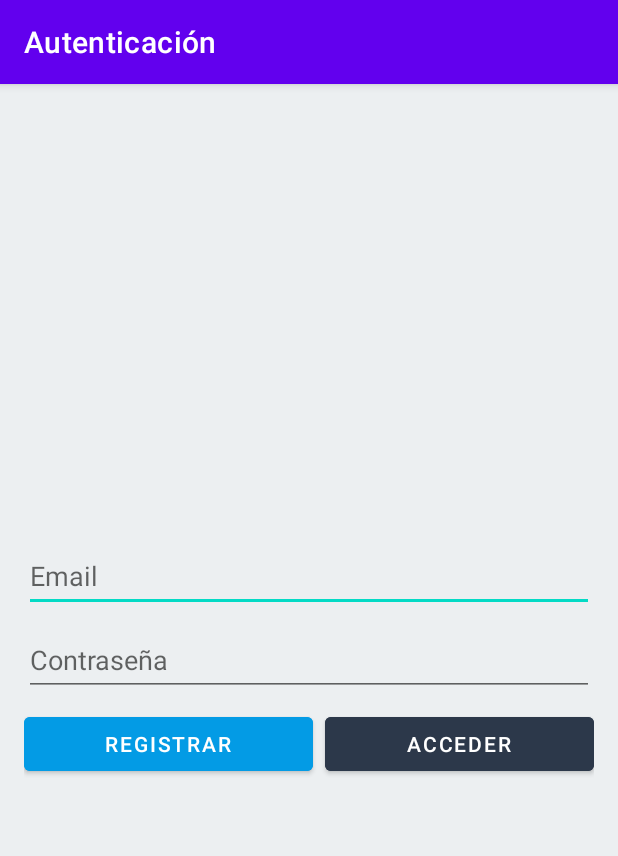
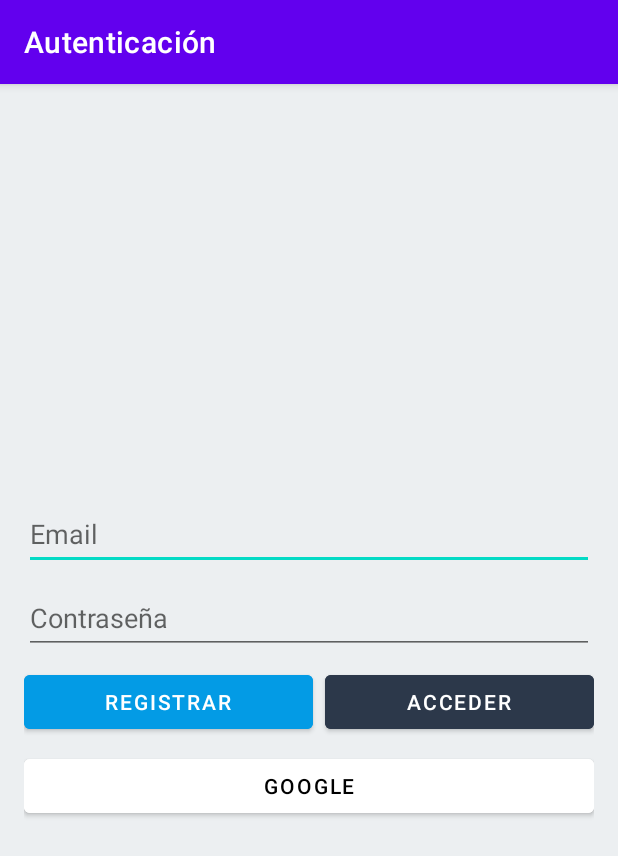
Before and after one commit to savleez/tutorial_firebase, an Android app: the screen it shows after launch (AuthActivity), on a phone screen of 412 x 824 dp. Shown: the top 856 px of the screen. Run offline under Robolectric (Android 15) with nearby library versions, the phone set to English and light mode, and no system bars; our stand-ins replace Firebase (no records; nobody signed in at launch, a user with empty details on screens opened directly).

Commit message:
Autenticacion con google

```diff
--- a/app/build.gradle
+++ b/app/build.gradle
@@ -46,4 +46,5 @@ dependencies {
     implementation platform('com.google.firebase:firebase-bom:31.2.3')
     implementation 'com.google.firebase:firebase-analytics-ktx'
     implementation 'com.google.firebase:firebase-auth-ktx'
+    implementation 'com.google.android.gms:play-services-auth:20.4.1'
 }
--- a/app/src/main/java/com/example/firebasetutorial/AuthActivity.kt
+++ b/app/src/main/java/com/example/firebasetutorial/AuthActivity.kt
@@ -1,17 +1,35 @@
 package com.example.firebasetutorial
 
+import android.app.Activity
+import android.content.Context
 import android.content.Intent
-import androidx.appcompat.app.AppCompatActivity
 import android.os.Bundle
+import android.view.View
 import android.widget.Button
 import android.widget.EditText
+import android.widget.LinearLayout
+import androidx.activity.result.contract.ActivityResultContracts
 import androidx.appcompat.app.AlertDialog
+import androidx.appcompat.app.AppCompatActivity
+import com.google.android.gms.auth.api.signin.GoogleSignIn
+import com.google.android.gms.auth.api.signin.GoogleSignInOptions
+import com.google.android.gms.common.api.ApiException
 import com.google.firebase.analytics.FirebaseAnalytics
 import com.google.firebase.analytics.ktx.analytics
 import com.google.firebase.auth.FirebaseAuth
+import com.google.firebase.auth.GoogleAuthProvider
 import com.google.firebase.ktx.Firebase
 
 class AuthActivity : AppCompatActivity() {
+
+    private val GOOGLE_SIGN_IN = 100
+
+    private lateinit var signUpButton: Button
+    private lateinit var loginButton: Button
+    private lateinit var googleButton: Button
+    private lateinit var emailEditText: EditText
+    private lateinit var passwordEditText: EditText
+    private lateinit var authLayout: LinearLayout
 
     private lateinit var firebaseAnalytics: FirebaseAnalytics
 
@@ -31,15 +49,39 @@ class AuthActivity : AppCompatActivity() {
         // Setup
         setup()
 
+        // Sesion
+        session()
+
+    }
+
+
+    override fun onStart() {
+        super.onStart()
+
+        authLayout.visibility = View.VISIBLE
+    }
+    private fun session() {
+        val prefs = getSharedPreferences(getString(R.string.prefs_file), Context.MODE_PRIVATE)
+        val email = prefs.getString("email", null)
+        val provider = prefs.getString("provider", null)
+
+        if (email != null && provider != null) {
+            authLayout.visibility = View.INVISIBLE
+            showHome(email, ProviderType.valueOf(provider))
+        }
+
     }
 
     private fun setup() {
         title = "Autenticación"
 
-        val signUpButton = findViewById<Button>(R.id.signUpButton)
-        val loginButton = findViewById<Button>(R.id.loginButton)
-        val emailEditText = findViewById<EditText>(R.id.emailEditText)
-        val passwordEditText = findViewById<EditText>(R.id.passwordEditText)
+        signUpButton = findViewById<Button>(R.id.signUpButton)
+        loginButton = findViewById<Button>(R.id.loginButton)
+        googleButton = findViewById<Button>(R.id.googleButton)
+        emailEditText = findViewById<EditText>(R.id.emailEditText)
+        passwordEditText = findViewById<EditText>(R.id.passwordEditText)
+        authLayout = findViewById<LinearLayout>(R.id.authLayout)
+
 
         signUpButton.setOnClickListener {
             if (emailEditText.text.isNotEmpty() && passwordEditText.text.isNotEmpty()) {
@@ -72,6 +114,20 @@ class AuthActivity : AppCompatActivity() {
                     }
             }
         }
+
+        googleButton.setOnClickListener {
+            val googleConf = GoogleSignInOptions.Builder(GoogleSignInOptions.DEFAULT_SIGN_IN)
+                .requestIdToken(getString(R.string.default_web_client_id))
+                .requestEmail()
+                .build()
+
+            val googleClient = GoogleSignIn.getClient(this, googleConf)
+
+            googleClient.signOut()
+
+            startActivityForResult(googleClient.signInIntent, GOOGLE_SIGN_IN)
+
+        }
     }
 
     private fun showAlert() {
@@ -91,4 +147,30 @@ class AuthActivity : AppCompatActivity() {
         }
         startActivity(homeIntent)
     }
+
+    override fun onActivityResult(requestCode: Int, resultCode: Int, data: Intent?) {
+        super.onActivityResult(requestCode, resultCode, data)
+
+        if (requestCode == GOOGLE_SIGN_IN) {
+            val task = GoogleSignIn.getSignedInAccountFromIntent(data)
+
+            try {
+                val account = task.getResult(ApiException::class.java)
+
+                if (account != null) {
+                    val credential = GoogleAuthProvider.getCredential(account.idToken, null)
+                    FirebaseAuth.getInstance().signInWithCredential(credential)
+                        .addOnCompleteListener {
+                            if (it.isSuccessful) {
+                                showHome(account.email ?: "", ProviderType.GOOGLE)
+                            } else {
+                                showAlert()
+                            }
+                        }
+                }
+            } catch (e: ApiException) {
+                showAlert()
+            }
+        }
+    }
 }
--- a/app/src/main/res/layout/activity_auth.xml
+++ b/app/src/main/res/layout/activity_auth.xml
@@ -8,6 +8,7 @@
     android:background="@color/background">
 
     <LinearLayout
+        android:id="@+id/authLayout"
         android:layout_width="0dp"
         android:layout_height="wrap_content"
         android:layout_marginStart="16dp"
@@ -57,8 +58,8 @@
                 android:layout_height="wrap_content"
                 android:layout_weight="1"
                 android:backgroundTint="@color/colorPrimary"
-                android:textColor="@android:color/white"
-                android:text="Registrar" />
+                android:text="Registrar"
+                android:textColor="@android:color/white" />
 
             <Space
                 android:layout_width="8dp"
@@ -70,9 +71,21 @@
                 android:layout_height="wrap_content"
                 android:layout_weight="1"
                 android:backgroundTint="@color/colorPrimaryDark"
-                android:textColor="@android:color/white"
-                android:text="Acceder" />
+                android:text="Acceder"
+                android:textColor="@android:color/white" />
 
         </LinearLayout>
+
+        <Space
+            android:layout_width="match_parent"
+            android:layout_height="8dp" />
+
+        <Button
+            android:id="@+id/googleButton"
+            android:layout_width="match_parent"
+            android:layout_height="wrap_content"
+            android:backgroundTint="@color/white"
+            android:text="Google"
+            android:textColor="@color/black" />
     </LinearLayout>
 </androidx.constraintlayout.widget.ConstraintLayout>
--- a/app/src/main/res/values/strings.xml
+++ b/app/src/main/res/values/strings.xml
@@ -1,3 +1,4 @@
 <resources>
     <string name="app_name">Firebase Tutorial</string>
+    <string name="prefs_file">PREFERENCE_FILE_KEY</string>
 </resources>
```
Also changed, not shown: app/src/main/java/com/example/firebasetutorial/HomeActivity.kt (+19 -1 lines).
